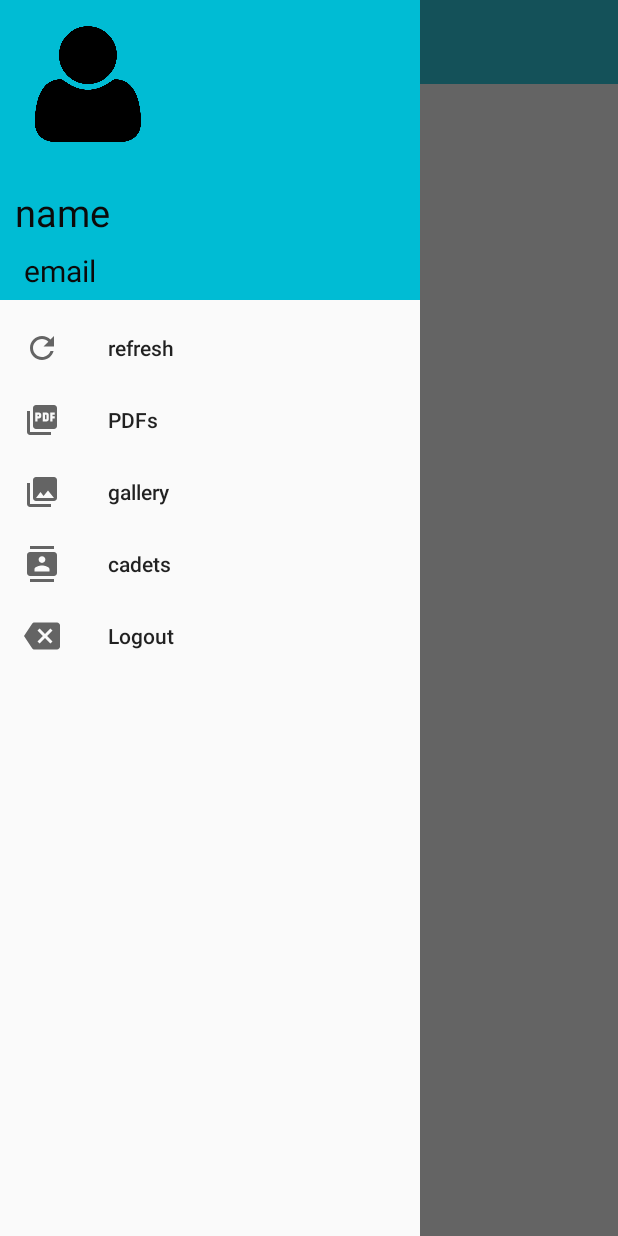
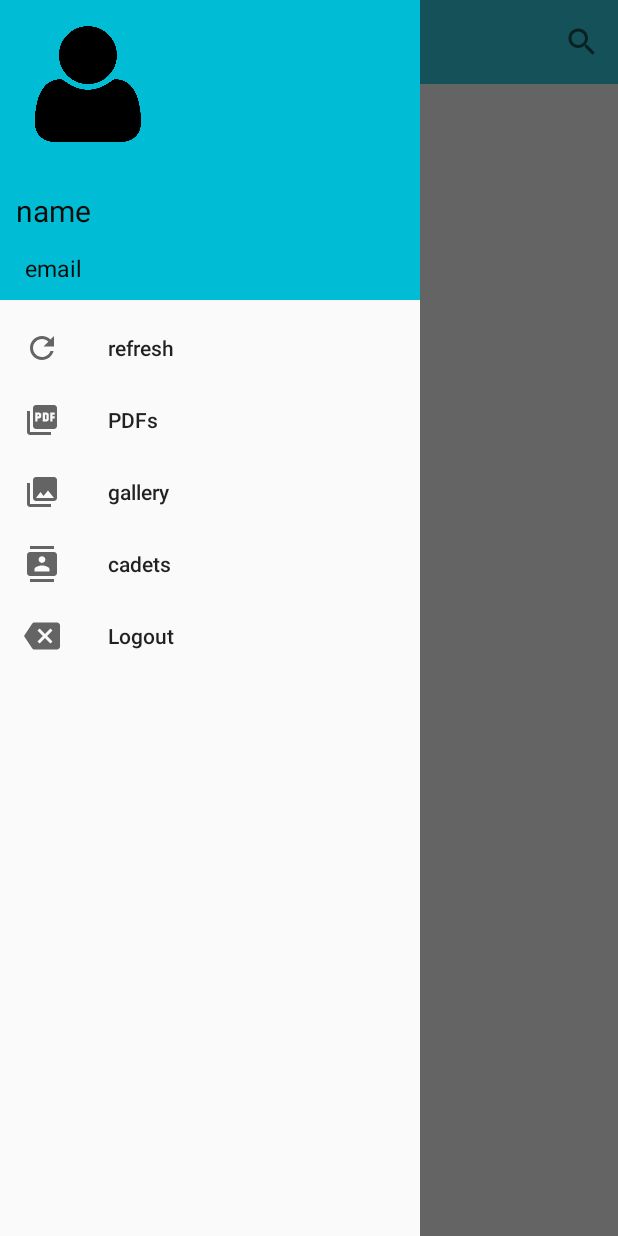
Before and after one commit to Vinaysahotra/NccNitjalandhar, an Android app: the MainActivity screen opened directly, with no data from a screen before it, with the side drawer open, on a phone screen of 412 x 824 dp. Run offline under Robolectric (Android 15) with nearby library versions, the phone set to English and light mode, and no system bars; our stand-ins replace Firebase (no records; nobody signed in at launch, a user with empty details on screens opened directly); libraries missing offline, so code that uses them is left out: org.ocpsoft.prettytime; pictures from the network do not load; 1 statement that could not run was skipped.

Commit message:
added progressbar and search view with news api

```diff
--- a/app/src/main/java/com/example/nccnitjalandhar/MainActivity.java
+++ b/app/src/main/java/com/example/nccnitjalandhar/MainActivity.java
@@ -1,33 +1,31 @@
 package com.example.nccnitjalandhar;
+
+import android.annotation.SuppressLint;
+import android.app.SearchManager;
+import android.content.Context;
+import android.content.Intent;
+import android.net.Uri;
+import android.os.AsyncTask;
+import android.os.Bundle;
+import android.provider.MediaStore;
+import android.view.Menu;
+import android.view.MenuItem;
+import android.view.View;
+import android.widget.ImageView;
+import android.widget.ProgressBar;
+import android.widget.TextView;
+import android.widget.Toast;
 
 import androidx.annotation.NonNull;
 import androidx.annotation.Nullable;
 import androidx.appcompat.app.ActionBarDrawerToggle;
 import androidx.appcompat.app.AppCompatActivity;
 import androidx.appcompat.widget.Toolbar;
-import androidx.core.app.NotificationCompat;
-import androidx.core.app.NotificationManagerCompat;
 import androidx.core.view.GravityCompat;
 import androidx.drawerlayout.widget.DrawerLayout;
 import androidx.recyclerview.widget.DefaultItemAnimator;
 import androidx.recyclerview.widget.LinearLayoutManager;
 import androidx.recyclerview.widget.RecyclerView;
-
-import android.annotation.SuppressLint;
-import android.app.NotificationChannel;
-import android.app.NotificationManager;
-import android.content.Intent;
-import android.net.Uri;
-import android.os.Build;
-import android.os.Bundle;
-import android.provider.MediaStore;
-import android.util.Log;
-import android.view.MenuItem;
-import android.view.View;
-import android.widget.ImageView;
-import android.widget.ProgressBar;
-import android.widget.TextView;
-import android.widget.Toast;
 
 import com.bumptech.glide.Glide;
 import com.example.nccnitjalandhar.adapters.newsAdapter;
@@ -40,23 +38,17 @@ import com.example.nccnitjalandhar.registerations.login;
 import com.google.android.gms.auth.api.signin.GoogleSignIn;
 import com.google.android.gms.auth.api.signin.GoogleSignInAccount;
 import com.google.android.gms.auth.api.signin.GoogleSignInClient;
-import com.google.android.gms.tasks.OnCompleteListener;
 import com.google.android.gms.tasks.OnFailureListener;
 import com.google.android.gms.tasks.OnSuccessListener;
-import com.google.android.gms.tasks.Task;
 import com.google.android.material.navigation.NavigationView;
-import com.google.firebase.auth.AuthCredential;
 import com.google.firebase.auth.FirebaseAuth;
 import com.google.firebase.auth.FirebaseUser;
-import com.google.firebase.auth.GoogleAuthProvider;
-import com.google.firebase.database.DatabaseReference;
 import com.google.firebase.database.FirebaseDatabase;
 import com.google.firebase.firestore.DocumentReference;
 import com.google.firebase.firestore.DocumentSnapshot;
 import com.google.firebase.firestore.EventListener;
 import com.google.firebase.firestore.FirebaseFirestore;
 import com.google.firebase.firestore.FirebaseFirestoreException;
-import com.google.firebase.messaging.FirebaseMessaging;
 import com.google.firebase.storage.FirebaseStorage;
 import com.google.firebase.storage.StorageReference;
 import com.google.firebase.storage.UploadTask;
@@ -83,10 +75,12 @@ public class MainActivity extends AppCompatActivity {
     ImageView imageView;
     private  static int GALLERY_REQUEST=123;
     TextView navusername;
+    ProgressBar home_pro;
     ProgressBar profilepicload;
     TextView emailuser;
     FirebaseFirestore fsotore;
     FirebaseAuth mauth;
+
     FirebaseUser currentuser;
     String userId;
     GoogleSignInClient client;
@@ -95,7 +89,7 @@ public class MainActivity extends AppCompatActivity {
 protected void onCreate(Bundle savedInstanceState) {
     super.onCreate(savedInstanceState);
     setContentView(R.layout.home);
-
+home_pro=findViewById(R.id.home_progressBar);
         nav= findViewById(R.id.navmenu);
         drawerlayout =findViewById(R.id.drawer);
         Toolbar toolbar = findViewById(R.id.toolbar);
@@ -190,10 +184,12 @@ userId= mauth.getCurrentUser().getUid();
                     startActivity(i1);
                     break;
                 case R.id.menu_pdf:
+                    home_pro.setVisibility(View.VISIBLE);
                     Toast.makeText(getApplicationContext(),"opening pdfs",Toast.LENGTH_LONG).show();
                     drawerlayout.closeDrawer(GravityCompat.START);
                     Intent i3=new Intent(MainActivity.this,pdf.class);
                     startActivity(i3);
+                    home_pro.setVisibility(View.GONE);
                     break;
                 case R.id.menu_contacts:
 
@@ -223,7 +219,7 @@ userId= mauth.getCurrentUser().getUid();
         recyclerView.setNestedScrollingEnabled(false);
         adapter=new newsAdapter(articles,this);
         recyclerView.setAdapter(adapter);
-      loadJdson();
+      loadJdson("");
 
 
 
@@ -278,13 +274,19 @@ profilepicload.setVisibility(View.GONE);
         }
 
 
-    public void loadJdson(){
+    public void loadJdson( final String Keyword){
 
 
     ApiInterface apiInterface= Apiclient.getApiclient().create(ApiInterface.class);
     Call<News> call;
-    String country= utils.getCountry();
-    call=apiInterface.getNews(country,API_KEY);
+        String country= utils.getCountry();
+        String language=utils.getLanguage();
+    if(Keyword.length()>0){
+        call=apiInterface.getNewsSearch(Keyword,language,"publishedAt",API_KEY);
+    }
+else {
+        call = apiInterface.getNews(country, API_KEY);
+    }
     call.enqueue(new Callback<News>() {
         @Override
         public void onResponse(Call<News> call, Response<News> response) {
@@ -337,7 +339,58 @@ private void initListener(){
             }
         });
 }
+    @Override
+    public boolean onCreateOptionsMenu(Menu menu) {
+        getMenuInflater().inflate(R.menu.main_menu,menu);
+        final MenuItem item=menu.findItem(R.id.search);
+        SearchManager  searchManager= (SearchManager) getSystemService(Context.SEARCH_SERVICE);
 
+        final   androidx.appcompat.widget.SearchView searchView= (androidx.appcompat.widget.SearchView) item.getActionView();
+        searchView.setSearchableInfo(searchManager.getSearchableInfo(getComponentName()));
+        searchView.setQueryHint("Search latest news");
+
+
+        searchView.setOnQueryTextListener(new androidx.appcompat.widget.SearchView.OnQueryTextListener(){
+            @Override
+            public boolean onQueryTextSubmit(String query){
+                if(query.length()>2){
+                    loadJdson(query);
+                }
+                return false;
+            }
+
+            @Override
+            public boolean onQueryTextChange(String newText) {
+                   loadJdson(newText);
+                return false;
+            }
+        });
+        item.getIcon().setVisible(false,false);
+        return true;
+    }
+
+    public class data extends AsyncTask<String, Void, String[]> {
+
+
+        @Override
+        protected void onPreExecute() {
+            super.onPreExecute();
+        }
+
+        @Override
+        protected String[] doInBackground(String... strings) {
+            try{
+
+            }catch (Exception e){
+                e.printStackTrace();
+            }
+            return  strings;
+        }
+        @Override
+        protected void onPostExecute(String[] strings) {
+            super.onPostExecute(strings);
+        }
+    }
 
 
 
--- a/app/src/main/java/com/example/nccnitjalandhar/api/ApiInterface.java
+++ b/app/src/main/java/com/example/nccnitjalandhar/api/ApiInterface.java
@@ -1,8 +1,9 @@
 package com.example.nccnitjalandhar.api;
 
-import com.example.nccnitjalandhar.models.News;
+import com.example.nccnitjalandhar.news_model.News;
 
 import retrofit2.Call;
+import retrofit2.http.Body;
 import retrofit2.http.GET;
 import retrofit2.http.Query;
 
@@ -10,10 +11,18 @@ public interface ApiInterface {
 @GET("top-headlines")
 
     Call<News>getNews(
-
             @Query("country")String country,
             @Query("apiKey")String apiKey
 );
+@GET("everything")
+Call<News>getNewsSearch(
+        @Query("q") String keyword,
+        @Query("language") String language,
+        @Query("sortBy")String sortBy,
+        @Query("apiKey") String apiKey
+
+);
+
 
 
 }
--- a/app/src/main/java/com/example/nccnitjalandhar/utils.java
+++ b/app/src/main/java/com/example/nccnitjalandhar/api/utils.java
@@ -1,4 +1,4 @@
-package com.example.nccnitjalandhar;
+package com.example.nccnitjalandhar.api;
 
 import android.graphics.Color;
 import android.graphics.drawable.ColorDrawable;
--- a/app/src/main/res/layout/content_main.xml
+++ b/app/src/main/res/layout/content_main.xml
@@ -44,7 +44,7 @@
         android:text="name"
         android:textColor="#0C0909"
 
-        android:textSize="25sp"
+        android:textSize="20sp"
         app:layout_constraintBottom_toBottomOf="parent"
         app:layout_constraintEnd_toEndOf="parent"
         app:layout_constraintHorizontal_bias="0.046"
@@ -60,7 +60,7 @@
         android:text="email"
         android:textColor="#0C0909"
 
-        android:textSize="20sp"
+        android:textSize="15sp"
         app:layout_constraintBottom_toBottomOf="parent"
         app:layout_constraintEnd_toEndOf="parent"
         app:layout_constraintHorizontal_bias="0.069"
--- a/app/src/main/res/layout/home.xml
+++ b/app/src/main/res/layout/home.xml
@@ -50,7 +50,26 @@
             android:scrollbars="vertical"
             android:layout_width="match_parent"
             android:layout_height="wrap_content" />
-</RelativeLayout>
+
+            <ProgressBar
+                android:id="@+id/home_progressBar"
+                style="?android:attr/progressBarStyle"
+                android:layout_width="wrap_content"
+                android:layout_height="wrap_content"
+                android:visibility="gone"
+                android:layout_alignTop="@+id/recyclerview2"
+                android:layout_alignParentStart="true"
+                android:layout_alignParentLeft="true"
+                android:layout_alignParentEnd="true"
+                android:layout_alignParentRight="true"
+                android:layout_alignParentBottom="true"
+                android:layout_marginStart="205dp"
+                android:layout_marginLeft="205dp"
+                android:layout_marginTop="341dp"
+                android:layout_marginEnd="158dp"
+                android:layout_marginRight="158dp"
+                android:layout_marginBottom="372dp" />
+        </RelativeLayout>
 
     <com.google.android.material.navigation.NavigationView
     android:layout_width="wrap_content"
```
Also changed, not shown: app/src/main/java/com/example/nccnitjalandhar/contacts.java (+7 -2 lines), app/src/main/java/com/example/nccnitjalandhar/data.java (deleted, +0 -17 lines), app/src/main/java/com/example/nccnitjalandhar/notification/tokens.java (added, +23 -0 lines), app/src/main/java/com/example/nccnitjalandhar/registerations/login.java (renamed from app/src/main/java/com/example/nccnitjalandhar/login.java, +5 -6 lines), app/src/main/res/layout/pdf.xml (+19 -0 lines).
